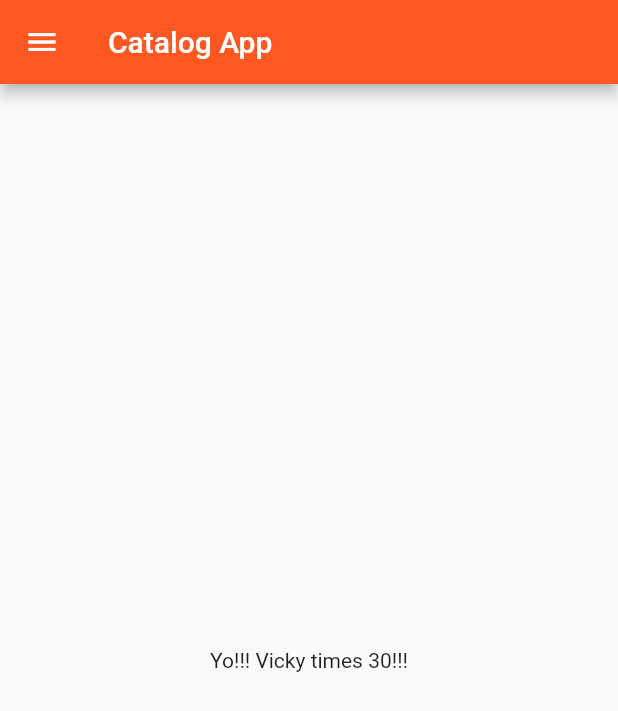
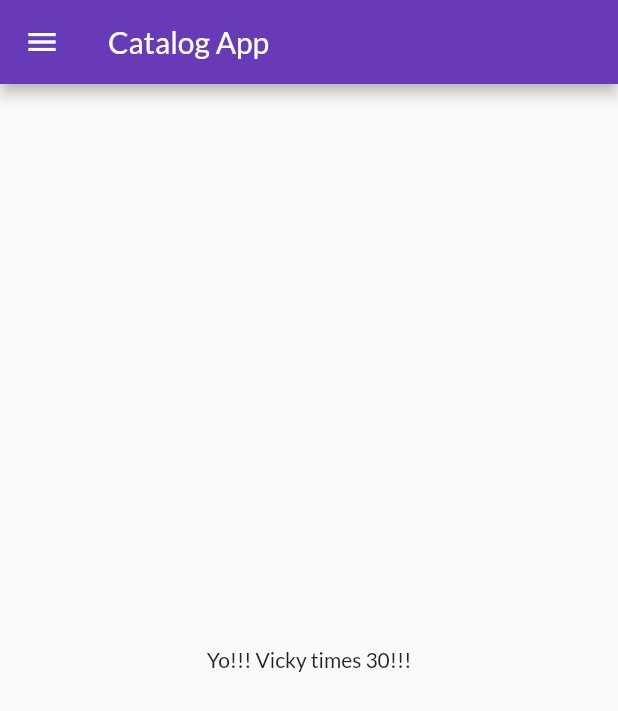
Before and after one commit to psnandra18/FirstRepo, a Flutter app: the screen it shows after launch, on a phone screen of 412 x 824 dp. Shown: the top 711 px of the screen. Run offline on Flutter 3.47's test engine with Material 2 defaults, Android fonts, the phone set to English and light mode, and no system bars; our stand-ins replace google_fonts.

Commit message:
day 4 completed

```diff
--- a/lib/main.dart
+++ b/lib/main.dart
@@ -3,6 +3,7 @@
 import 'package:flutter/material.dart';
 import 'package:flutter_application_1/pages/home_page.dart';
 import 'package:flutter_application_1/pages/login_page.dart';
+import 'package:google_fonts/google_fonts.dart';
 
 void main() {
   runApp(MyApp());
@@ -14,8 +15,10 @@ class MyApp extends StatelessWidget {
   @override
   Widget build(BuildContext context) {
     return MaterialApp(
-      themeMode: ThemeMode.dark,
-      theme: ThemeData(primarySwatch: Colors.deepPurple),
+      themeMode: ThemeMode.light,
+      theme: ThemeData(
+          primarySwatch: Colors.deepPurple,
+          fontFamily: GoogleFonts.lato().fontFamily),
       darkTheme: ThemeData(primarySwatch: Colors.deepOrange),
       initialRoute: "/home",
       routes: {
--- a/pubspec.yaml
+++ b/pubspec.yaml
@@ -35,6 +35,7 @@ dependencies:
   # The following adds the Cupertino Icons font to your application.
   # Use with the CupertinoIcons class for iOS style icons.
   cupertino_icons: ^1.0.2
+  google_fonts: ^4.0.5
 
 dev_dependencies:
   flutter_test:
@@ -59,8 +60,8 @@ flutter:
   uses-material-design: true
 
   # To add assets to your application, add an assets section, like this:
-  # assets:
-  #   - images/a_dot_burr.jpeg
+  assets:
+    - assets/images/
   #   - images/a_dot_ham.jpeg
 
   # An image asset can refer to one or more resolution-specific "variants", see
```
Also changed, not shown: lib/pages/login_page.dart (+41 -8 lines), assets/images/login_image.png (added), pubspec.lock, 10 other files.
